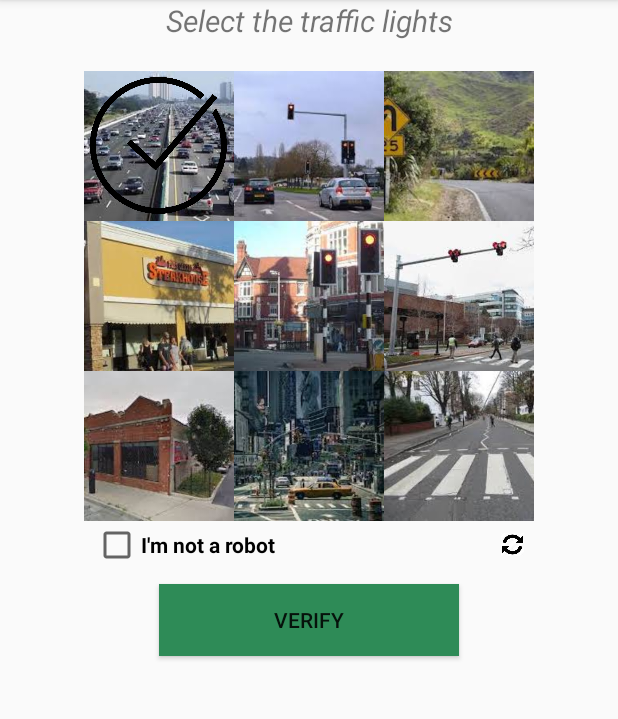
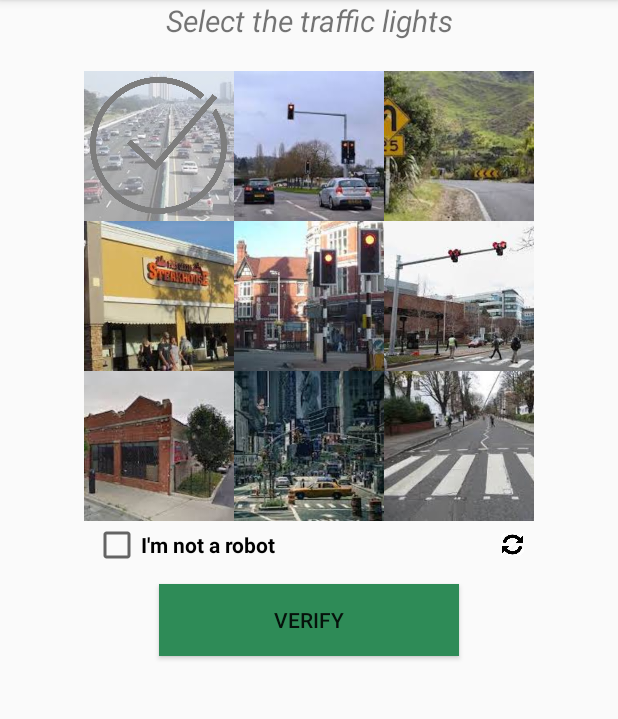
Before and after one commit to otetLopez/RegisterUser, an Android app: the VerificationActivity screen opened directly, with no data from a screen before it, after a tap on an icon or button, on a phone screen of 412 x 824 dp, the part 84-803 px from its top. Run offline under Robolectric (Android 15) with nearby library versions, the phone set to English and light mode, and no system bars; 1 statement that could not run was skipped.

Commit message:
animate image onClick

```diff
--- a/Rosette_768425_FT/app/src/main/java/com/f19/rosette_768425_ft/ImgAdapter.java
+++ b/Rosette_768425_FT/app/src/main/java/com/f19/rosette_768425_ft/ImgAdapter.java
@@ -63,9 +63,11 @@ public class ImgAdapter extends BaseAdapter {
                 if(imgState[position] == -1) {
                     imageView.setImageResource(R.drawable.checked);
                     imageView.setBackgroundResource(imageIcons[position]);
+                    imageView.animate().alpha(0.5f);
                     imgState[position]=position;
                 } else {
                     imageView.setImageResource(imageIcons[position]);
+                    imageView.animate().alpha(1f);
                     imgState[position]=-1;
                 }
             }
```
